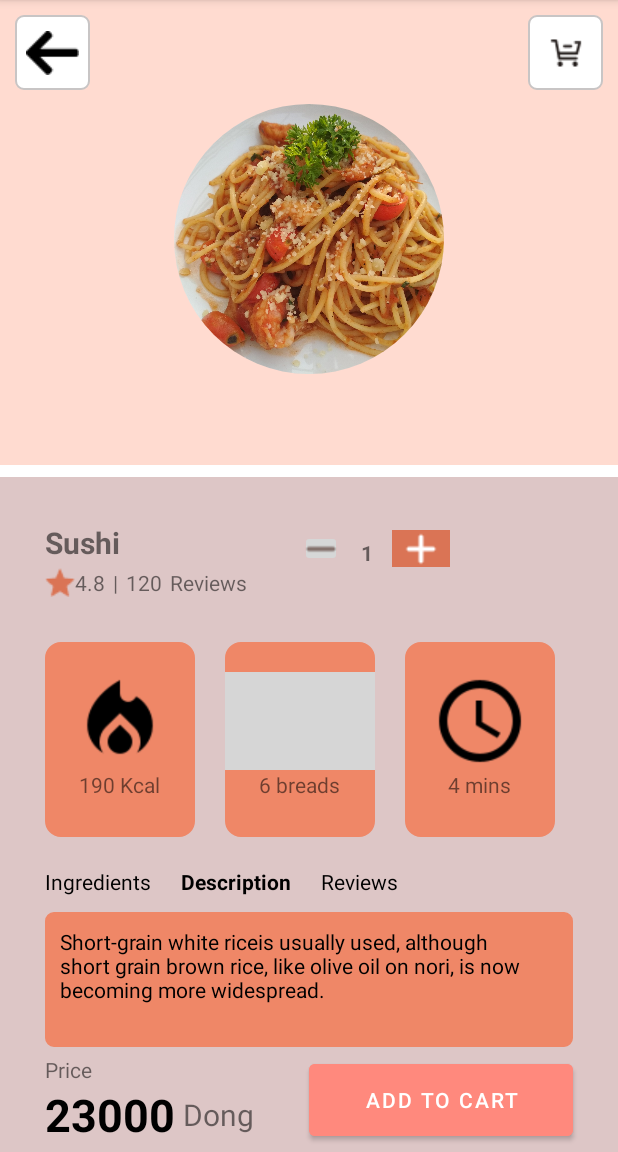
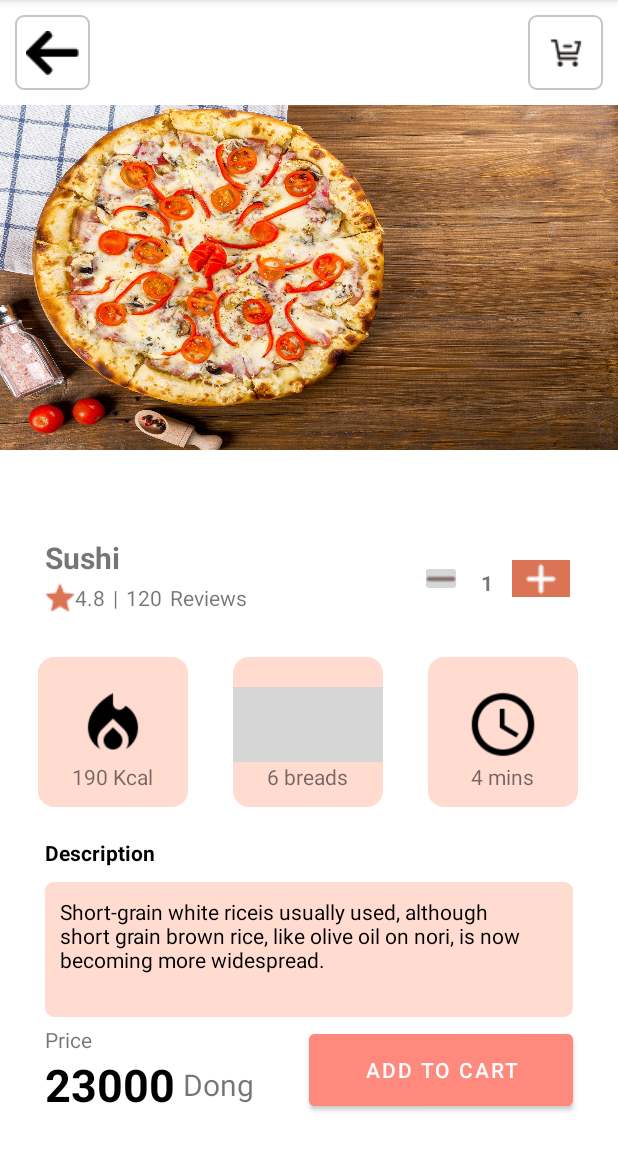
Before and after one commit to khoapham1003/FoodOrderingApp, an Android app: the listViewFoodActivity screen opened directly, with no data from a screen before it, on a phone screen of 412 x 824 dp, the part 84-1236 px from its top. Run offline under Robolectric (Android 15) with nearby library versions, the phone set to English and light mode, and no system bars; our stand-ins replace CircleImageView, Firebase (no records; nobody signed in at launch, a user with empty details on screens opened directly); grey boxes are pictures that could not be loaded.

Commit message:
some UI fixed

```diff
--- a/FoodOrderingApp/app/src/main/java/com/example/foodorderingapp/listViewFoodActivity.java
+++ b/FoodOrderingApp/app/src/main/java/com/example/foodorderingapp/listViewFoodActivity.java
@@ -46,7 +46,7 @@ public class listViewFoodActivity extends AppCompatActivity {
     TextView titleGetFood, rvStart, rvCount, kcal, unit, cookTime, description, price, quantity;
     int totalQuantity = 1;
     int totalPrice = 0;
-    CircleImageView imageSrc;
+    ImageView imageSrc;
     ImageButton btnBack, btnCart, plus_btn, minus_btn;
     Button btnCheckOut;
     FirebaseAuth firebaseAuth = FirebaseAuth.getInstance();
@@ -114,7 +114,7 @@ public class listViewFoodActivity extends AppCompatActivity {
         cookTime = (TextView) findViewById(R.id.cookTime);
         description = (TextView) findViewById(R.id.des);
         price = (TextView) findViewById(R.id.price);
-        imageSrc = (CircleImageView) findViewById(R.id.imgSrc);
+        imageSrc = (ImageView) findViewById(R.id.imgSrc);
 //        Intent receiverTitle = getIntent();
 //        String receiverValue = receiverTitle.getStringExtra("KEY_SENDER");
 //        titleGetFood.setText(receiverValue);
--- a/FoodOrderingApp/app/src/main/res/layout/product_page.xml
+++ b/FoodOrderingApp/app/src/main/res/layout/product_page.xml
@@ -8,8 +8,8 @@
     <LinearLayout
         android:id="@+id/linearLayout"
         android:layout_width="match_parent"
-        android:layout_height="310dp"
-        android:background="#FFDBD0"
+        android:layout_height="300dp"
+        android:background="@color/white"
         android:orientation="vertical"
         app:layout_constraintEnd_toEndOf="parent"
         app:layout_constraintHorizontal_bias="0.0"
@@ -18,8 +18,9 @@
 
         <RelativeLayout
             android:layout_width="match_parent"
-            android:layout_height="276dp"
+            android:layout_height="300dp"
             android:orientation="horizontal">
+
 
             <LinearLayout
                 android:id="@+id/homeBtn1"
@@ -55,41 +56,57 @@
                     android:padding="5dp"
                     app:srcCompat="@drawable/cart" />
             </LinearLayout>
+
+            <LinearLayout
+                android:layout_below="@+id/homeBtn2"
+                android:layout_width="match_parent"
+                android:layout_height="match_parent">
+                <ImageView
+                    android:scaleType="fitXY"
+                    android:id="@+id/imgSrc"
+                    android:layout_width="match_parent"
+                    android:layout_height="match_parent"
+                    android:src="@drawable/pizza01"
+                    app:layout_constraintStart_toStartOf="parent"
+                    app:layout_constraintTop_toTopOf="parent"/>
+            </LinearLayout>
+
+
         </RelativeLayout>
     </LinearLayout>
 
-    <androidx.constraintlayout.widget.ConstraintLayout
-        android:layout_width="180dp"
-        android:layout_height="180dp"
-        app:layout_constraintBottom_toTopOf="@+id/constraintLayout3"
-        app:layout_constraintEnd_toEndOf="parent"
-        app:layout_constraintStart_toStartOf="parent"
-        app:layout_constraintTop_toTopOf="@+id/linearLayout">
+    <!--    <androidx.constraintlayout.widget.ConstraintLayout-->
+    <!--        android:layout_width="180dp"-->
+    <!--        android:layout_height="180dp"-->
+    <!--        app:layout_constraintBottom_toTopOf="@+id/constraintLayout3"-->
+    <!--        app:layout_constraintEnd_toEndOf="parent"-->
+    <!--        app:layout_constraintStart_toStartOf="parent"-->
+    <!--        app:layout_constraintTop_toTopOf="@+id/linearLayout">-->
 
-        <de.hdodenhof.circleimageview.CircleImageView
-            android:id="@+id/imgSrc"
-            android:layout_width="wrap_content"
-            android:layout_height="wrap_content"
-            android:src="@drawable/spagetti"
-            app:layout_constraintBottom_toBottomOf="parent"
-            app:layout_constraintEnd_toEndOf="parent"
-            app:layout_constraintStart_toStartOf="parent"
-            app:layout_constraintTop_toTopOf="parent" />
-        <!--        <ImageView-->
+    <!--        <de.hdodenhof.circleimageview.CircleImageView-->
     <!--            android:id="@+id/imgSrc"-->
     <!--            android:layout_width="wrap_content"-->
     <!--            android:layout_height="wrap_content"-->
+    <!--            android:src="@drawable/spagetti"-->
     <!--            app:layout_constraintBottom_toBottomOf="parent"-->
     <!--            app:layout_constraintEnd_toEndOf="parent"-->
     <!--            app:layout_constraintStart_toStartOf="parent"-->
-        <!--            app:layout_constraintTop_toTopOf="parent"-->
-        <!--            app:srcCompat="@drawable/pizza" />-->
-    </androidx.constraintlayout.widget.ConstraintLayout>
+    <!--            app:layout_constraintTop_toTopOf="parent" />-->
+    <!--        &lt;!&ndash;        <ImageView&ndash;&gt;-->
+    <!--        &lt;!&ndash;            android:id="@+id/imgSrc"&ndash;&gt;-->
+    <!--        &lt;!&ndash;            android:layout_width="wrap_content"&ndash;&gt;-->
+    <!--        &lt;!&ndash;            android:layout_height="wrap_content"&ndash;&gt;-->
+    <!--        &lt;!&ndash;            app:layout_constraintBottom_toBottomOf="parent"&ndash;&gt;-->
+    <!--        &lt;!&ndash;            app:layout_constraintEnd_toEndOf="parent"&ndash;&gt;-->
+    <!--        &lt;!&ndash;            app:layout_constraintStart_toStartOf="parent"&ndash;&gt;-->
+    <!--        &lt;!&ndash;            app:layout_constraintTop_toTopOf="parent"&ndash;&gt;-->
+    <!--        &lt;!&ndash;            app:srcCompat="@drawable/pizza" />&ndash;&gt;-->
+    <!--    </androidx.constraintlayout.widget.ConstraintLayout>-->
 
     <androidx.constraintlayout.widget.ConstraintLayout
         android:id="@+id/constraintLayout3"
         android:layout_width="match_parent"
-        android:layout_height="450dp"
+        android:layout_height="430dp"
         app:layout_constraintBottom_toBottomOf="parent"
         app:layout_constraintEnd_toEndOf="parent"
         app:layout_constraintStart_toStartOf="parent">
@@ -97,22 +114,25 @@
         <LinearLayout
             android:layout_width="match_parent"
             android:layout_height="match_parent"
-            android:background="#DDC6C6"
+            android:backgroundTint="@color/white"
             android:orientation="vertical"
             app:layout_constraintBottom_toBottomOf="parent"
             app:layout_constraintEnd_toEndOf="parent"
             app:layout_constraintStart_toStartOf="parent"
             app:layout_constraintTop_toTopOf="parent">
+            <!--            android:background="#DDC6C6"-->
 
             <LinearLayout
                 android:layout_width="match_parent"
-                android:layout_height="110dp"
-                android:orientation="horizontal">
+                android:layout_height="60dp"
+                android:orientation="horizontal"
+                android:layout_marginVertical="20dp"
+                android:layout_marginTop="50dp">
 
                 <LinearLayout
-                    android:layout_width="wrap_content"
+                    android:layout_width="250dp"
                     android:layout_height="match_parent"
-                    android:layout_marginVertical="30dp"
+                    android:layout_marginVertical="0dp"
                     android:layout_marginLeft="30dp"
                     android:orientation="vertical">
 
@@ -146,7 +166,7 @@
                         <TextView
                             android:id="@+id/rvCount"
                             android:layout_width="match_parent"
-                            android:layout_height="wrap_content"
+                            android:layout_height="match_parent"
                             android:layout_marginRight="5dp"
                             android:text="120" />
 
@@ -160,7 +180,7 @@
                 <LinearLayout
                     android:layout_width="100dp"
                     android:layout_height="wrap_content"
-                    android:layout_margin="35dp"
+                    android:layout_marginTop="15dp"
                     android:orientation="horizontal">
 
                     <ImageButton
@@ -192,24 +212,25 @@
 
             <LinearLayout
                 android:layout_width="match_parent"
-                android:layout_height="130dp"
-                android:layout_marginLeft="30dp"
+                android:layout_height="100dp"
+                android:layout_marginLeft="25dp"
                 android:orientation="horizontal">
 
                 <LinearLayout
                     android:id="@+id/linearLayout01"
                     android:layout_width="100dp"
-                    android:layout_height="match_parent"
+                    android:layout_height="100dp"
                     android:background="@drawable/category_background"
-                    android:backgroundTint="#EF8767"
+                    android:backgroundTint="#FFDBD0"
                     android:orientation="vertical"
                     app:layout_constraintStart_toStartOf="parent"
                     app:layout_constraintTop_toTopOf="parent">
+                    <!--                    android:backgroundTint="#EF8767"-->
 
                     <ImageView
                         android:id="@+id/imageView01"
                         android:layout_width="match_parent"
-                        android:layout_height="65dp"
+                        android:layout_height="50dp"
                         android:layout_marginTop="20dp"
                         app:srcCompat="@drawable/fire" />
 
@@ -237,10 +258,11 @@
                 <LinearLayout
                     android:id="@+id/linearLayout02"
                     android:layout_width="100dp"
-                    android:layout_height="match_parent"
-                    android:layout_marginLeft="20dp"
+                    android:layout_height="100dp"
+                    android:layout_marginLeft="30dp"
                     android:background="@drawable/category_background"
-                    android:backgroundTint="#EF8767"
+                    android:backgroundTint="#FFDBD0"
+
                     android:orientation="vertical"
                     app:layout_constraintStart_toStartOf="parent"
                     app:layout_constraintTop_toTopOf="parent">
@@ -248,7 +270,7 @@
                     <ImageView
                         android:id="@+id/imageView02"
                         android:layout_width="match_parent"
-                        android:layout_height="65dp"
+                        android:layout_height="50dp"
                         android:layout_marginTop="20dp"
                         app:srcCompat="@drawable/restaurant" />
 
@@ -270,10 +292,10 @@
                 <LinearLayout
                     android:id="@+id/linearLayout03"
                     android:layout_width="100dp"
-                    android:layout_height="match_parent"
-                    android:layout_marginLeft="20dp"
+                    android:layout_height="100dp"
+                    android:layout_marginLeft="30dp"
                     android:background="@drawable/category_background"
-                    android:backgroundTint="#EF8767"
+                    android:backgroundTint="#FFDBD0"
                     android:orientation="vertical"
                     app:layout_constraintStart_toStartOf="parent"
                     app:layout_constraintTop_toTopOf="parent">
@@ -281,7 +303,7 @@
                     <ImageView
                         android:id="@+id/imageView03"
                         android:layout_width="match_parent"
-                        android:layout_height="65dp"
+                        android:layout_height="50dp"
                         android:layout_marginTop="20dp"
                         app:srcCompat="@drawable/time" />
 
@@ -318,35 +340,18 @@
                     tools:layout_editor_absoluteY="206dp">
 
                     <TextView
-                        android:id="@+id/textView10"
-                        android:layout_width="wrap_content"
-                        android:layout_height="wrap_content"
-                        android:layout_marginLeft="20dp"
-                        android:text="Reviews"
-                        android:textColor="@color/black"
-                        app:layout_constraintStart_toEndOf="@+id/textView9"
-                        app:layout_constraintTop_toTopOf="parent" />
-
-                    <TextView
                         android:id="@+id/textView9"
                         android:layout_width="wrap_content"
                         android:layout_height="wrap_content"
-                        android:layout_marginLeft="20dp"
                         android:text="Description"
                         android:textColor="@color/black"
                         android:textStyle="bold"
-                        app:layout_constraintStart_toEndOf="@+id/textView8"
-                        app:layout_constraintTop_toTopOf="parent" />
-
-                    <TextView
-                        android:id="@+id/textView8"
-                        android:layout_width="wrap_content"
-                        android:layout_height="wrap_content"
                         android:layout_marginLeft="30dp"
-                        android:text="Ingredients"
-                        android:textColor="#000000"
                         app:layout_constraintStart_toStartOf="parent"
-                        app:layout_constraintTop_toTopOf="parent" />
+                        app:layout_constraintBottom_toBottomOf="parent"
+                        app:layout_constraintTop_toTopOf="parent"
+                        app:layout_constraintVertical_bias="1.0"
+                        />
                 </androidx.constraintlayout.widget.ConstraintLayout>
 
                 <TextView
@@ -356,11 +361,10 @@
                     android:layout_marginHorizontal="30dp"
                     android:layout_marginTop="10dp"
                     android:background="@drawable/button_top"
-                    android:backgroundTint="#EF8767"
+                    android:backgroundTint="#FFDBD0"
                     android:padding="10dp"
                     android:text="Short-grain white riceis usually used, although short grain brown rice, like olive oil on nori, is now becoming more widespread."
                     android:textColor="@color/black"
-                    app:layout_constraintStart_toEndOf="@+id/textView8"
                     app:layout_constraintTop_toTopOf="parent" />
             </LinearLayout>
 
```
Also changed, not shown: FoodOrderingApp/app/src/main/res/layout/activity_main.xml (+38 -37 lines), FoodOrderingApp/app/src/main/res/layout/item_food.xml (+13 -6 lines), FoodOrderingApp/app/src/main/res/drawable/img_background.jpg (added), 66 other files. Lines whose indentation alone changed are shown as unchanged.
